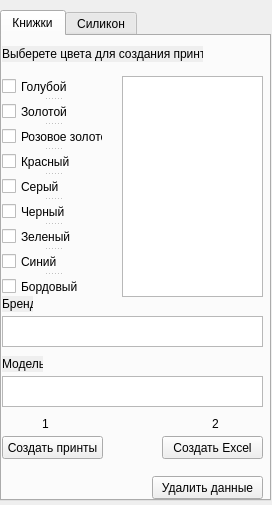
The window that WB/MakePrint/ui/MakeBookPrintUi.ui (gora5624/Python) describes before a commit, drawn with Qt 5.
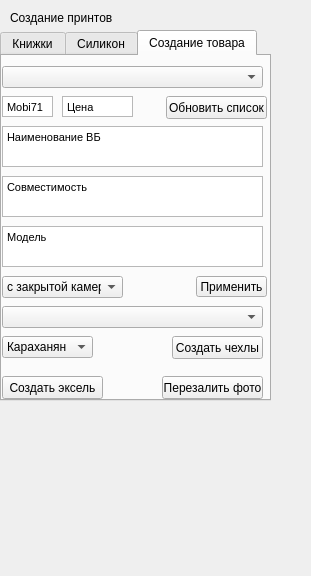
The same window after the commit.

What changed in the file:
```diff
--- a/WB/MakePrint/ui/MakeBookPrintUi.ui
+++ b/WB/MakePrint/ui/MakeBookPrintUi.ui
@@ -6,8 +6,8 @@
    <rect>
     <x>0</x>
     <y>0</y>
-    <width>272</width>
-    <height>505</height>
+    <width>311</width>
+    <height>576</height>
    </rect>
   </property>
   <property name="windowTitle">
@@ -17,13 +17,13 @@
    <property name="geometry">
     <rect>
      <x>0</x>
-     <y>10</y>
+     <y>30</y>
      <width>271</width>
-     <height>491</height>
+     <height>371</height>
     </rect>
    </property>
    <property name="currentIndex">
-    <number>0</number>
+    <number>2</number>
    </property>
    <widget class="QWidget" name="tabBook">
     <attribute name="title">
@@ -32,8 +32,8 @@
     <widget class="QPushButton" name="CreatePrint">
      <property name="geometry">
       <rect>
-       <x>0</x>
-       <y>400</y>
+       <x>160</x>
+       <y>380</y>
        <width>101</width>
        <height>23</height>
       </rect>
@@ -118,19 +118,6 @@
       </property>
      </widget>
     </widget>
-    <widget class="QPushButton" name="DeleteImage">
-     <property name="geometry">
-      <rect>
-       <x>150</x>
-       <y>440</y>
-       <width>111</width>
-       <height>23</height>
-      </rect>
-     </property>
-     <property name="text">
-      <string>Удалить данные</string>
-     </property>
-    </widget>
     <widget class="QTextEdit" name="textEditModel">
      <property name="geometry">
       <rect>
@@ -141,32 +128,6 @@
       </rect>
      </property>
     </widget>
-    <widget class="QLabel" name="label_5">
-     <property name="geometry">
-      <rect>
-       <x>210</x>
-       <y>380</y>
-       <width>16</width>
-       <height>16</height>
-      </rect>
-     </property>
-     <property name="text">
-      <string>2</string>
-     </property>
-    </widget>
-    <widget class="QPushButton" name="CreateExcel">
-     <property name="geometry">
-      <rect>
-       <x>160</x>
-       <y>400</y>
-       <width>101</width>
-       <height>23</height>
-      </rect>
-     </property>
-     <property name="text">
-      <string>Создать Excel</string>
-     </property>
-    </widget>
     <widget class="QLabel" name="label">
      <property name="geometry">
       <rect>
@@ -183,19 +144,6 @@
       <string>Выберете цвета для создания принтов</string>
      </property>
     </widget>
-    <widget class="QLabel" name="label_4">
-     <property name="geometry">
-      <rect>
-       <x>40</x>
-       <y>380</y>
-       <width>16</width>
-       <height>16</height>
-      </rect>
-     </property>
-     <property name="text">
-      <string>1</string>
-     </property>
-    </widget>
     <widget class="QTextBrowser" name="textLog">
      <property name="geometry">
       <rect>
@@ -289,24 +237,42 @@
       <string>Проверить маски</string>
      </property>
     </widget>
-    <widget class="QPushButton" name="CreateExcelForSilicon">
+   </widget>
+   <widget class="QWidget" name="tab">
+    <attribute name="title">
+     <string>Создание товара</string>
+    </attribute>
+    <widget class="QPushButton" name="CreateCase">
      <property name="geometry">
       <rect>
-       <x>0</x>
-       <y>440</y>
+       <x>170</x>
+       <y>280</y>
+       <width>91</width>
+       <height>23</height>
+      </rect>
+     </property>
+     <property name="text">
+      <string>Создать чехлы</string>
+     </property>
+    </widget>
+    <widget class="QPushButton" name="ChekImage">
+     <property name="geometry">
+      <rect>
+       <x>160</x>
+       <y>320</y>
        <width>101</width>
        <height>23</height>
       </rect>
      </property>
      <property name="text">
-      <string>Создать эксель</string>
+      <string>Перезалить фото</string>
      </property>
     </widget>
     <widget class="QTextEdit" name="textSiliconBrand">
      <property name="geometry">
       <rect>
        <x>0</x>
-       <y>160</y>
+       <y>40</y>
        <width>51</width>
        <height>21</height>
       </rect>
@@ -326,7 +292,7 @@
      <property name="geometry">
       <rect>
        <x>0</x>
-       <y>190</y>
+       <y>70</y>
        <width>261</width>
        <height>41</height>
       </rect>
@@ -345,11 +311,31 @@
 &lt;p style=&quot; margin-top:0px; margin-bottom:0px; margin-left:0px; margin-right:0px; -qt-block-indent:0; text-indent:0px;&quot;&gt;Наименование ВБ&lt;/p&gt;&lt;/body&gt;&lt;/html&gt;</string>
      </property>
     </widget>
+    <widget class="QComboBox" name="CameraType">
+     <property name="geometry">
+      <rect>
+       <x>0</x>
+       <y>220</y>
+       <width>121</width>
+       <height>22</height>
+      </rect>
+     </property>
+     <item>
+      <property name="text">
+       <string>с закрытой камерой</string>
+      </property>
+     </item>
+     <item>
+      <property name="text">
+       <string>с открытой камерой</string>
+      </property>
+     </item>
+    </widget>
     <widget class="QTextEdit" name="textSiliconCompability">
      <property name="geometry">
       <rect>
        <x>0</x>
-       <y>240</y>
+       <y>120</y>
        <width>261</width>
        <height>41</height>
       </rect>
@@ -365,74 +351,57 @@
 &lt;p style=&quot; margin-top:0px; margin-bottom:0px; margin-left:0px; margin-right:0px; -qt-block-indent:0; text-indent:0px;&quot;&gt;Совместимость&lt;/p&gt;&lt;/body&gt;&lt;/html&gt;</string>
      </property>
     </widget>
-    <widget class="QTextEdit" name="textSiliconModel">
-     <property name="geometry">
-      <rect>
-       <x>0</x>
-       <y>290</y>
-       <width>261</width>
-       <height>41</height>
-      </rect>
-     </property>
-     <property name="verticalScrollBarPolicy">
-      <enum>Qt::ScrollBarAlwaysOff</enum>
-     </property>
-     <property name="html">
-      <string>&lt;!DOCTYPE HTML PUBLIC &quot;-//W3C//DTD HTML 4.0//EN&quot; &quot;http://www.w3.org/TR/REC-html40/strict.dtd&quot;&gt;
-&lt;html&gt;&lt;head&gt;&lt;meta name=&quot;qrichtext&quot; content=&quot;1&quot; /&gt;&lt;style type=&quot;text/css&quot;&gt;
-p, li { white-space: pre-wrap; }
-&lt;/style&gt;&lt;/head&gt;&lt;body style=&quot; font-family:'MS Shell Dlg 2'; font-size:8.25pt; font-weight:400; font-style:normal;&quot;&gt;
-&lt;p style=&quot; margin-top:0px; margin-bottom:0px; margin-left:0px; margin-right:0px; -qt-block-indent:0; text-indent:0px;&quot;&gt;Модель&lt;/p&gt;&lt;/body&gt;&lt;/html&gt;</string>
-     </property>
-    </widget>
-    <widget class="QComboBox" name="ModelSelector">
-     <property name="geometry">
-      <rect>
-       <x>0</x>
-       <y>130</y>
-       <width>261</width>
-       <height>22</height>
-      </rect>
-     </property>
-    </widget>
     <widget class="QPushButton" name="ApplyAddin">
      <property name="geometry">
       <rect>
-       <x>190</x>
-       <y>340</y>
-       <width>75</width>
-       <height>23</height>
+       <x>194</x>
+       <y>220</y>
+       <width>71</width>
+       <height>21</height>
       </rect>
      </property>
      <property name="text">
       <string>Применить</string>
      </property>
     </widget>
-    <widget class="QComboBox" name="CameraType">
+    <widget class="QPushButton" name="CreateExcelForSilicon">
      <property name="geometry">
       <rect>
        <x>0</x>
-       <y>340</y>
-       <width>121</width>
-       <height>22</height>
+       <y>320</y>
+       <width>101</width>
+       <height>23</height>
       </rect>
      </property>
-     <item>
-      <property name="text">
-       <string>с закрытой камерой</string>
-      </property>
-     </item>
-     <item>
-      <property name="text">
-       <string>с открытой камерой</string>
-      </property>
-     </item>
+     <property name="text">
+      <string>Создать эксель</string>
+     </property>
+    </widget>
+    <widget class="QTextEdit" name="textSiliconModel">
+     <property name="geometry">
+      <rect>
+       <x>0</x>
+       <y>170</y>
+       <width>261</width>
+       <height>41</height>
+      </rect>
+     </property>
+     <property name="verticalScrollBarPolicy">
+      <enum>Qt::ScrollBarAlwaysOff</enum>
+     </property>
+     <property name="html">
+      <string>&lt;!DOCTYPE HTML PUBLIC &quot;-//W3C//DTD HTML 4.0//EN&quot; &quot;http://www.w3.org/TR/REC-html40/strict.dtd&quot;&gt;
+&lt;html&gt;&lt;head&gt;&lt;meta name=&quot;qrichtext&quot; content=&quot;1&quot; /&gt;&lt;style type=&quot;text/css&quot;&gt;
+p, li { white-space: pre-wrap; }
+&lt;/style&gt;&lt;/head&gt;&lt;body style=&quot; font-family:'MS Shell Dlg 2'; font-size:8.25pt; font-weight:400; font-style:normal;&quot;&gt;
+&lt;p style=&quot; margin-top:0px; margin-bottom:0px; margin-left:0px; margin-right:0px; -qt-block-indent:0; text-indent:0px;&quot;&gt;Модель&lt;/p&gt;&lt;/body&gt;&lt;/html&gt;</string>
+     </property>
     </widget>
     <widget class="QTextEdit" name="textPrice">
      <property name="geometry">
       <rect>
        <x>60</x>
-       <y>160</y>
+       <y>40</y>
        <width>71</width>
        <height>21</height>
       </rect>
@@ -448,34 +417,11 @@
 &lt;p style=&quot; margin-top:0px; margin-bottom:0px; margin-left:0px; margin-right:0px; -qt-block-indent:0; text-indent:0px;&quot;&gt;Цена&lt;/p&gt;&lt;/body&gt;&lt;/html&gt;</string>
      </property>
     </widget>
-    <widget class="QPushButton" name="CreateCase">
-     <property name="geometry">
-      <rect>
-       <x>170</x>
-       <y>400</y>
-       <width>91</width>
-       <height>23</height>
-      </rect>
-     </property>
-     <property name="text">
-      <string>Создать чехлы</string>
-     </property>
-    </widget>
-    <widget class="QComboBox" name="FileSelector">
-     <property name="geometry">
-      <rect>
-       <x>0</x>
-       <y>370</y>
-       <width>261</width>
-       <height>22</height>
-      </rect>
-     </property>
-    </widget>
     <widget class="QComboBox" name="IPSelector">
      <property name="geometry">
       <rect>
        <x>0</x>
-       <y>400</y>
+       <y>280</y>
        <width>91</width>
        <height>22</height>
       </rect>
@@ -491,21 +437,54 @@
       </property>
      </item>
     </widget>
-    <widget class="QPushButton" name="ChekImage">
+    <widget class="QComboBox" name="FileSelector">
      <property name="geometry">
       <rect>
-       <x>160</x>
-       <y>440</y>
+       <x>0</x>
+       <y>250</y>
+       <width>261</width>
+       <height>22</height>
+      </rect>
+     </property>
+    </widget>
+    <widget class="QComboBox" name="ModelSelector">
+     <property name="geometry">
+      <rect>
+       <x>0</x>
+       <y>10</y>
+       <width>261</width>
+       <height>22</height>
+      </rect>
+     </property>
+    </widget>
+    <widget class="QPushButton" name="updateListModel">
+     <property name="geometry">
+      <rect>
+       <x>164</x>
+       <y>40</y>
        <width>101</width>
        <height>23</height>
       </rect>
      </property>
      <property name="text">
-      <string>Перезалить фото</string>
+      <string>Обновить список</string>
      </property>
     </widget>
    </widget>
   </widget>
+  <widget class="QLabel" name="label_6">
+   <property name="geometry">
+    <rect>
+     <x>10</x>
+     <y>10</y>
+     <width>111</width>
+     <height>16</height>
+    </rect>
+   </property>
+   <property name="text">
+    <string>Создание принтов</string>
+   </property>
+  </widget>
  </widget>
  <resources/>
  <connections/>
```
